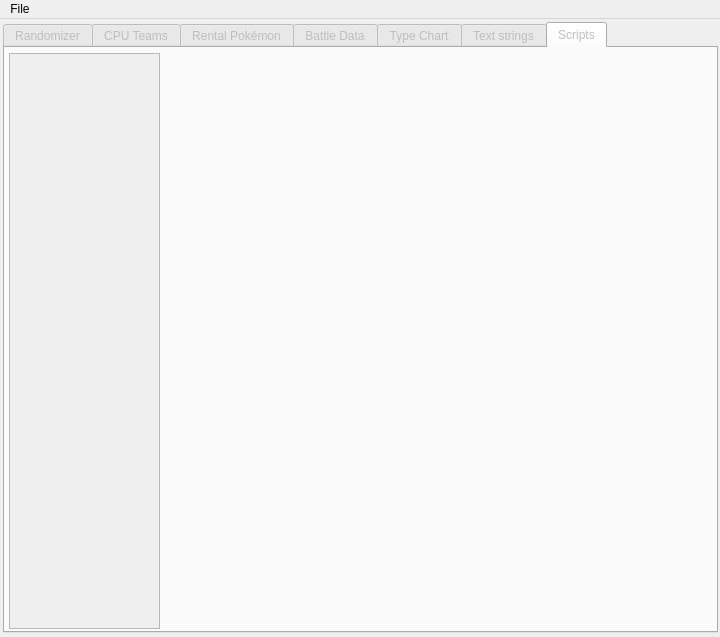
Before: the Qt Designer form forms/mainwindow.ui in Guernouille/Stadium_Editor, drawn with Qt 5.
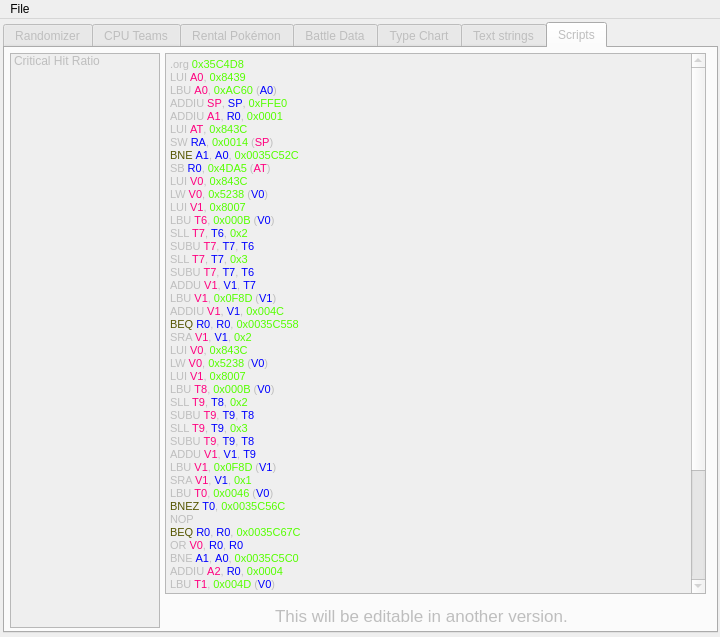
After: the same form once the commit is applied. The open tabs and pages were chosen to show the change.

The edit to the form file:
```diff
--- a/forms/mainwindow.ui
+++ b/forms/mainwindow.ui
@@ -12277,15 +12277,106 @@
      <attribute name="title">
       <string>Scripts</string>
      </attribute>
-     <widget class="QListView" name="listView_Scripts">
+     <widget class="QLabel" name="label_temp_message_3">
       <property name="geometry">
        <rect>
-        <x>4</x>
+        <x>270</x>
+        <y>560</y>
+        <width>300</width>
+        <height>16</height>
+       </rect>
+      </property>
+      <property name="font">
+       <font>
+        <pointsize>13</pointsize>
+       </font>
+      </property>
+      <property name="text">
+       <string>This will be editable in another version.</string>
+      </property>
+     </widget>
+     <widget class="QTextEdit" name="textEdit">
+      <property name="geometry">
+       <rect>
+        <x>160</x>
         <y>5</y>
-        <width>151</width>
-        <height>576</height>
+        <width>541</width>
+        <height>541</height>
        </rect>
       </property>
+      <property name="html">
+       <string>&lt;!DOCTYPE HTML PUBLIC &quot;-//W3C//DTD HTML 4.0//EN&quot; &quot;http://www.w3.org/TR/REC-html40/strict.dtd&quot;&gt;
+&lt;html&gt;&lt;head&gt;&lt;meta name=&quot;qrichtext&quot; content=&quot;1&quot; /&gt;&lt;style type=&quot;text/css&quot;&gt;
+p, li { white-space: pre-wrap; }
+&lt;/style&gt;&lt;/head&gt;&lt;body style=&quot; font-family:'MS Shell Dlg 2'; font-size:8.25pt; font-weight:400; font-style:normal;&quot;&gt;
+&lt;p style=&quot; margin-top:0px; margin-bottom:0px; margin-left:0px; margin-right:0px; -qt-block-indent:0; text-indent:0px;&quot;&gt;.org &lt;span style=&quot; color:#55ff00;&quot;&gt;0x35C4D8&lt;/span&gt;&lt;/p&gt;
+&lt;p style=&quot; margin-top:0px; margin-bottom:0px; margin-left:0px; margin-right:0px; -qt-block-indent:0; text-indent:0px;&quot;&gt;LUI &lt;span style=&quot; color:#ff007f;&quot;&gt;A0&lt;/span&gt;, &lt;span style=&quot; color:#55ff00;&quot;&gt;0x8439&lt;/span&gt;&lt;/p&gt;
+&lt;p style=&quot; margin-top:0px; margin-bottom:0px; margin-left:0px; margin-right:0px; -qt-block-indent:0; text-indent:0px;&quot;&gt;LBU &lt;span style=&quot; color:#ff007f;&quot;&gt;A0&lt;/span&gt;, &lt;span style=&quot; color:#55ff00;&quot;&gt;0xAC60&lt;/span&gt; (&lt;span style=&quot; color:#0000ff;&quot;&gt;A0&lt;/span&gt;)&lt;/p&gt;
+&lt;p style=&quot; margin-top:0px; margin-bottom:0px; margin-left:0px; margin-right:0px; -qt-block-indent:0; text-indent:0px;&quot;&gt;ADDIU &lt;span style=&quot; color:#ff007f;&quot;&gt;SP&lt;/span&gt;, &lt;span style=&quot; color:#0000ff;&quot;&gt;SP&lt;/span&gt;, &lt;span style=&quot; color:#55ff00;&quot;&gt;0xFFE0&lt;/span&gt;&lt;/p&gt;
+&lt;p style=&quot; margin-top:0px; margin-bottom:0px; margin-left:0px; margin-right:0px; -qt-block-indent:0; text-indent:0px;&quot;&gt;ADDIU &lt;span style=&quot; color:#ff007f;&quot;&gt;A1&lt;/span&gt;, &lt;span style=&quot; color:#0000ff;&quot;&gt;R0&lt;/span&gt;, &lt;span style=&quot; color:#55ff00;&quot;&gt;0x0001&lt;/span&gt;&lt;/p&gt;
+&lt;p style=&quot; margin-top:0px; margin-bottom:0px; margin-left:0px; margin-right:0px; -qt-block-indent:0; text-indent:0px;&quot;&gt;LUI &lt;span style=&quot; color:#ff007f;&quot;&gt;AT&lt;/span&gt;, &lt;span style=&quot; color:#55ff00;&quot;&gt;0x843C&lt;/span&gt;&lt;/p&gt;
+&lt;p style=&quot; margin-top:0px; margin-bottom:0px; margin-left:0px; margin-right:0px; -qt-block-indent:0; text-indent:0px;&quot;&gt;SW &lt;span style=&quot; color:#0000ff;&quot;&gt;RA&lt;/span&gt;, &lt;span style=&quot; color:#55ff00;&quot;&gt;0x0014&lt;/span&gt; (&lt;span style=&quot; color:#ff007f;&quot;&gt;SP&lt;/span&gt;)&lt;/p&gt;
+&lt;p style=&quot; margin-top:0px; margin-bottom:0px; margin-left:0px; margin-right:0px; -qt-block-indent:0; text-indent:0px;&quot;&gt;&lt;span style=&quot; color:#555500;&quot;&gt;BNE&lt;/span&gt; &lt;span style=&quot; color:#0000ff;&quot;&gt;A1&lt;/span&gt;, &lt;span style=&quot; color:#0000ff;&quot;&gt;A0&lt;/span&gt;, &lt;span style=&quot; color:#55ff00;&quot;&gt;0x0035C52C&lt;/span&gt;&lt;/p&gt;
+&lt;p style=&quot; margin-top:0px; margin-bottom:0px; margin-left:0px; margin-right:0px; -qt-block-indent:0; text-indent:0px;&quot;&gt;SB &lt;span style=&quot; color:#0000ff;&quot;&gt;R0&lt;/span&gt;, &lt;span style=&quot; color:#55ff00;&quot;&gt;0x4DA5&lt;/span&gt; (&lt;span style=&quot; color:#ff007f;&quot;&gt;AT&lt;/span&gt;)&lt;/p&gt;
+&lt;p style=&quot; margin-top:0px; margin-bottom:0px; margin-left:0px; margin-right:0px; -qt-block-indent:0; text-indent:0px;&quot;&gt;LUI &lt;span style=&quot; color:#ff007f;&quot;&gt;V0&lt;/span&gt;, &lt;span style=&quot; color:#55ff00;&quot;&gt;0x843C&lt;/span&gt;&lt;/p&gt;
+&lt;p style=&quot; margin-top:0px; margin-bottom:0px; margin-left:0px; margin-right:0px; -qt-block-indent:0; text-indent:0px;&quot;&gt;LW &lt;span style=&quot; color:#ff007f;&quot;&gt;V0&lt;/span&gt;, &lt;span style=&quot; color:#55ff00;&quot;&gt;0x5238&lt;/span&gt; (&lt;span style=&quot; color:#0000ff;&quot;&gt;V0&lt;/span&gt;)&lt;/p&gt;
+&lt;p style=&quot; margin-top:0px; margin-bottom:0px; margin-left:0px; margin-right:0px; -qt-block-indent:0; text-indent:0px;&quot;&gt;LUI &lt;span style=&quot; color:#ff007f;&quot;&gt;V1&lt;/span&gt;, &lt;span style=&quot; color:#55ff00;&quot;&gt;0x8007&lt;/span&gt;&lt;/p&gt;
+&lt;p style=&quot; margin-top:0px; margin-bottom:0px; margin-left:0px; margin-right:0px; -qt-block-indent:0; text-indent:0px;&quot;&gt;LBU &lt;span style=&quot; color:#ff007f;&quot;&gt;T6&lt;/span&gt;, &lt;span style=&quot; color:#55ff00;&quot;&gt;0x000B&lt;/span&gt; (&lt;span style=&quot; color:#0000ff;&quot;&gt;V0&lt;/span&gt;)&lt;/p&gt;
+&lt;p style=&quot; margin-top:0px; margin-bottom:0px; margin-left:0px; margin-right:0px; -qt-block-indent:0; text-indent:0px;&quot;&gt;SLL &lt;span style=&quot; color:#ff007f;&quot;&gt;T7&lt;/span&gt;, &lt;span style=&quot; color:#0000ff;&quot;&gt;T6&lt;/span&gt;, &lt;span style=&quot; color:#55ff00;&quot;&gt;0x2&lt;/span&gt;&lt;/p&gt;
+&lt;p style=&quot; margin-top:0px; margin-bottom:0px; margin-left:0px; margin-right:0px; -qt-block-indent:0; text-indent:0px;&quot;&gt;SUBU &lt;span style=&quot; color:#ff007f;&quot;&gt;T7&lt;/span&gt;, &lt;span style=&quot; color:#0000ff;&quot;&gt;T7&lt;/span&gt;, &lt;span style=&quot; color:#0000ff;&quot;&gt;T6&lt;/span&gt;&lt;/p&gt;
+&lt;p style=&quot; margin-top:0px; margin-bottom:0px; margin-left:0px; margin-right:0px; -qt-block-indent:0; text-indent:0px;&quot;&gt;SLL &lt;span style=&quot; color:#ff007f;&quot;&gt;T7&lt;/span&gt;, &lt;span style=&quot; color:#0000ff;&quot;&gt;T7&lt;/span&gt;, &lt;span style=&quot; color:#55ff00;&quot;&gt;0x3&lt;/span&gt;&lt;/p&gt;
+&lt;p style=&quot; margin-top:0px; margin-bottom:0px; margin-left:0px; margin-right:0px; -qt-block-indent:0; text-indent:0px;&quot;&gt;SUBU &lt;span style=&quot; color:#ff007f;&quot;&gt;T7&lt;/span&gt;, &lt;span style=&quot; color:#0000ff;&quot;&gt;T7&lt;/span&gt;, &lt;span style=&quot; color:#0000ff;&quot;&gt;T6&lt;/span&gt;&lt;/p&gt;
+&lt;p style=&quot; margin-top:0px; margin-bottom:0px; margin-left:0px; margin-right:0px; -qt-block-indent:0; text-indent:0px;&quot;&gt;ADDU &lt;span style=&quot; color:#ff007f;&quot;&gt;V1&lt;/span&gt;, &lt;span style=&quot; color:#0000ff;&quot;&gt;V1&lt;/span&gt;, &lt;span style=&quot; color:#0000ff;&quot;&gt;T7&lt;/span&gt;&lt;/p&gt;
+&lt;p style=&quot; margin-top:0px; margin-bottom:0px; margin-left:0px; margin-right:0px; -qt-block-indent:0; text-indent:0px;&quot;&gt;LBU &lt;span style=&quot; color:#ff007f;&quot;&gt;V1&lt;/span&gt;, &lt;span style=&quot; color:#55ff00;&quot;&gt;0x0F8D&lt;/span&gt; (&lt;span style=&quot; color:#0000ff;&quot;&gt;V1&lt;/span&gt;)&lt;/p&gt;
+&lt;p style=&quot; margin-top:0px; margin-bottom:0px; margin-left:0px; margin-right:0px; -qt-block-indent:0; text-indent:0px;&quot;&gt;ADDIU &lt;span style=&quot; color:#ff007f;&quot;&gt;V1&lt;/span&gt;, &lt;span style=&quot; color:#0000ff;&quot;&gt;V1&lt;/span&gt;, &lt;span style=&quot; color:#55ff00;&quot;&gt;0x004C&lt;/span&gt;&lt;/p&gt;
+&lt;p style=&quot; margin-top:0px; margin-bottom:0px; margin-left:0px; margin-right:0px; -qt-block-indent:0; text-indent:0px;&quot;&gt;&lt;span style=&quot; color:#555500;&quot;&gt;BEQ&lt;/span&gt; &lt;span style=&quot; color:#0000ff;&quot;&gt;R0&lt;/span&gt;, &lt;span style=&quot; color:#0000ff;&quot;&gt;R0&lt;/span&gt;, &lt;span style=&quot; color:#55ff00;&quot;&gt;0x0035C558&lt;/span&gt;&lt;/p&gt;
+&lt;p style=&quot; margin-top:0px; margin-bottom:0px; margin-left:0px; margin-right:0px; -qt-block-indent:0; text-indent:0px;&quot;&gt;SRA &lt;span style=&quot; color:#ff007f;&quot;&gt;V1&lt;/span&gt;, &lt;span style=&quot; color:#0000ff;&quot;&gt;V1&lt;/span&gt;, &lt;span style=&quot; color:#55ff00;&quot;&gt;0x2&lt;/span&gt;&lt;/p&gt;
+&lt;p style=&quot; margin-top:0px; margin-bottom:0px; margin-left:0px; margin-right:0px; -qt-block-indent:0; text-indent:0px;&quot;&gt;LUI &lt;span style=&quot; color:#ff007f;&quot;&gt;V0&lt;/span&gt;, &lt;span style=&quot; color:#55ff00;&quot;&gt;0x843C&lt;/span&gt;&lt;/p&gt;
+&lt;p style=&quot; margin-top:0px; margin-bottom:0px; margin-left:0px; margin-right:0px; -qt-block-indent:0; text-indent:0px;&quot;&gt;LW &lt;span style=&quot; color:#ff007f;&quot;&gt;V0&lt;/span&gt;, &lt;span style=&quot; color:#55ff00;&quot;&gt;0x5238&lt;/span&gt; (&lt;span style=&quot; color:#0000ff;&quot;&gt;V0&lt;/span&gt;)&lt;/p&gt;
+&lt;p style=&quot; margin-top:0px; margin-bottom:0px; margin-left:0px; margin-right:0px; -qt-block-indent:0; text-indent:0px;&quot;&gt;LUI &lt;span style=&quot; color:#ff007f;&quot;&gt;V1&lt;/span&gt;, &lt;span style=&quot; color:#55ff00;&quot;&gt;0x8007&lt;/span&gt;&lt;/p&gt;
+&lt;p style=&quot; margin-top:0px; margin-bottom:0px; margin-left:0px; margin-right:0px; -qt-block-indent:0; text-indent:0px;&quot;&gt;LBU &lt;span style=&quot; color:#ff007f;&quot;&gt;T8&lt;/span&gt;, &lt;span style=&quot; color:#55ff00;&quot;&gt;0x000B&lt;/span&gt; (&lt;span style=&quot; color:#0000ff;&quot;&gt;V0&lt;/span&gt;)&lt;/p&gt;
+&lt;p style=&quot; margin-top:0px; margin-bottom:0px; margin-left:0px; margin-right:0px; -qt-block-indent:0; text-indent:0px;&quot;&gt;SLL &lt;span style=&quot; color:#ff007f;&quot;&gt;T9&lt;/span&gt;, &lt;span style=&quot; color:#0000ff;&quot;&gt;T8&lt;/span&gt;, &lt;span style=&quot; color:#55ff00;&quot;&gt;0x2&lt;/span&gt;&lt;/p&gt;
+&lt;p style=&quot; margin-top:0px; margin-bottom:0px; margin-left:0px; margin-right:0px; -qt-block-indent:0; text-indent:0px;&quot;&gt;SUBU &lt;span style=&quot; color:#ff007f;&quot;&gt;T9&lt;/span&gt;, &lt;span style=&quot; color:#0000ff;&quot;&gt;T9&lt;/span&gt;, &lt;span style=&quot; color:#0000ff;&quot;&gt;T8&lt;/span&gt;&lt;/p&gt;
+&lt;p style=&quot; margin-top:0px; margin-bottom:0px; margin-left:0px; margin-right:0px; -qt-block-indent:0; text-indent:0px;&quot;&gt;SLL &lt;span style=&quot; color:#ff007f;&quot;&gt;T9&lt;/span&gt;, &lt;span style=&quot; color:#0000ff;&quot;&gt;T9&lt;/span&gt;, &lt;span style=&quot; color:#55ff00;&quot;&gt;0x3&lt;/span&gt;&lt;/p&gt;
+&lt;p style=&quot; margin-top:0px; margin-bottom:0px; margin-left:0px; margin-right:0px; -qt-block-indent:0; text-indent:0px;&quot;&gt;SUBU &lt;span style=&quot; color:#ff007f;&quot;&gt;T9&lt;/span&gt;, &lt;span style=&quot; color:#0000ff;&quot;&gt;T9&lt;/span&gt;, &lt;span style=&quot; color:#0000ff;&quot;&gt;T8&lt;/span&gt;&lt;/p&gt;
+&lt;p style=&quot; margin-top:0px; margin-bottom:0px; margin-left:0px; margin-right:0px; -qt-block-indent:0; text-indent:0px;&quot;&gt;ADDU &lt;span style=&quot; color:#ff007f;&quot;&gt;V1&lt;/span&gt;, &lt;span style=&quot; color:#0000ff;&quot;&gt;V1&lt;/span&gt;, &lt;span style=&quot; color:#0000ff;&quot;&gt;T9&lt;/span&gt;&lt;/p&gt;
+&lt;p style=&quot; margin-top:0px; margin-bottom:0px; margin-left:0px; margin-right:0px; -qt-block-indent:0; text-indent:0px;&quot;&gt;LBU &lt;span style=&quot; color:#ff007f;&quot;&gt;V1&lt;/span&gt;, &lt;span style=&quot; color:#55ff00;&quot;&gt;0x0F8D&lt;/span&gt; (&lt;span style=&quot; color:#0000ff;&quot;&gt;V1&lt;/span&gt;)&lt;/p&gt;
+&lt;p style=&quot; margin-top:0px; margin-bottom:0px; margin-left:0px; margin-right:0px; -qt-block-indent:0; text-indent:0px;&quot;&gt;SRA &lt;span style=&quot; color:#ff007f;&quot;&gt;V1&lt;/span&gt;, &lt;span style=&quot; color:#0000ff;&quot;&gt;V1&lt;/span&gt;, &lt;span style=&quot; color:#55ff00;&quot;&gt;0x1&lt;/span&gt;&lt;/p&gt;
+&lt;p style=&quot; margin-top:0px; margin-bottom:0px; margin-left:0px; margin-right:0px; -qt-block-indent:0; text-indent:0px;&quot;&gt;LBU &lt;span style=&quot; color:#ff007f;&quot;&gt;T0&lt;/span&gt;, &lt;span style=&quot; color:#55ff00;&quot;&gt;0x0046&lt;/span&gt; (&lt;span style=&quot; color:#0000ff;&quot;&gt;V0&lt;/span&gt;)&lt;/p&gt;
+&lt;p style=&quot; margin-top:0px; margin-bottom:0px; margin-left:0px; margin-right:0px; -qt-block-indent:0; text-indent:0px;&quot;&gt;&lt;span style=&quot; color:#555500;&quot;&gt;BNEZ&lt;/span&gt; &lt;span style=&quot; color:#0000ff;&quot;&gt;T0&lt;/span&gt;, &lt;span style=&quot; color:#55ff00;&quot;&gt;0x0035C56C&lt;/span&gt;&lt;/p&gt;
+&lt;p style=&quot; margin-top:0px; margin-bottom:0px; margin-left:0px; margin-right:0px; -qt-block-indent:0; text-indent:0px;&quot;&gt;NOP&lt;/p&gt;
+&lt;p style=&quot; margin-top:0px; margin-bottom:0px; margin-left:0px; margin-right:0px; -qt-block-indent:0; text-indent:0px;&quot;&gt;&lt;span style=&quot; color:#555500;&quot;&gt;BEQ&lt;/span&gt; &lt;span style=&quot; color:#0000ff;&quot;&gt;R0&lt;/span&gt;, &lt;span style=&quot; color:#0000ff;&quot;&gt;R0&lt;/span&gt;, &lt;span style=&quot; color:#55ff00;&quot;&gt;0x0035C67C&lt;/span&gt;&lt;/p&gt;
+&lt;p style=&quot; margin-top:0px; margin-bottom:0px; margin-left:0px; margin-right:0px; -qt-block-indent:0; text-indent:0px;&quot;&gt;OR &lt;span style=&quot; color:#ff007f;&quot;&gt;V0&lt;/span&gt;, &lt;span style=&quot; color:#0000ff;&quot;&gt;R0&lt;/span&gt;, &lt;span style=&quot; color:#0000ff;&quot;&gt;R0&lt;/span&gt;&lt;/p&gt;
+&lt;p style=&quot; margin-top:0px; margin-bottom:0px; margin-left:0px; margin-right:0px; -qt-block-indent:0; text-indent:0px;&quot;&gt;BNE &lt;span style=&quot; color:#0000ff;&quot;&gt;A1&lt;/span&gt;, &lt;span style=&quot; color:#0000ff;&quot;&gt;A0&lt;/span&gt;, &lt;span style=&quot; color:#55ff00;&quot;&gt;0x0035C5C0&lt;/span&gt;&lt;/p&gt;
+&lt;p style=&quot; margin-top:0px; margin-bottom:0px; margin-left:0px; margin-right:0px; -qt-block-indent:0; text-indent:0px;&quot;&gt;ADDIU &lt;span style=&quot; color:#ff007f;&quot;&gt;A2&lt;/span&gt;, &lt;span style=&quot; color:#0000ff;&quot;&gt;R0&lt;/span&gt;, &lt;span style=&quot; color:#55ff00;&quot;&gt;0x0004&lt;/span&gt;&lt;/p&gt;
+&lt;p style=&quot; margin-top:0px; margin-bottom:0px; margin-left:0px; margin-right:0px; -qt-block-indent:0; text-indent:0px;&quot;&gt;LBU &lt;span style=&quot; color:#ff007f;&quot;&gt;T1&lt;/span&gt;, &lt;span style=&quot; color:#55ff00;&quot;&gt;0x004D&lt;/span&gt; (&lt;span style=&quot; color:#0000ff;&quot;&gt;V0&lt;/span&gt;)&lt;/p&gt;
+&lt;p style=&quot; margin-top:0px; margin-bottom:0px; margin-left:0px; margin-right:0px; -qt-block-indent:0; text-indent:0px;&quot;&gt;LUI &lt;span style=&quot; color:#ff007f;&quot;&gt;A1&lt;/span&gt;, &lt;span style=&quot; color:#55ff00;&quot;&gt;0x8439&lt;/span&gt;&lt;/p&gt;
+&lt;p style=&quot; margin-top:0px; margin-bottom:0px; margin-left:0px; margin-right:0px; -qt-block-indent:0; text-indent:0px;&quot;&gt;ADDIU &lt;span style=&quot; color:#ff007f;&quot;&gt;A1&lt;/span&gt;, &lt;span style=&quot; color:#0000ff;&quot;&gt;A1&lt;/span&gt;, &lt;span style=&quot; color:#55ff00;&quot;&gt;0xAE4C&lt;/span&gt;&lt;/p&gt;
+&lt;p style=&quot; margin-top:0px; margin-bottom:0px; margin-left:0px; margin-right:0px; -qt-block-indent:0; text-indent:0px;&quot;&gt;ANDI &lt;span style=&quot; color:#ff007f;&quot;&gt;T2&lt;/span&gt;, &lt;span style=&quot; color:#0000ff;&quot;&gt;T1&lt;/span&gt;, &lt;span style=&quot; color:#55ff00;&quot;&gt;0x0004&lt;/span&gt;&lt;/p&gt;
+&lt;p style=&quot; margin-top:0px; margin-bottom:0px; margin-left:0px; margin-right:0px; -qt-block-indent:0; text-indent:0px;&quot;&gt;&lt;span style=&quot; color:#555500;&quot;&gt;BEQ&lt;/span&gt; &lt;span style=&quot; color:#0000ff;&quot;&gt;T2&lt;/span&gt;, &lt;span style=&quot; color:#0000ff;&quot;&gt;R0&lt;/span&gt;, &lt;span style=&quot; color:#55ff00;&quot;&gt;0x0035C598&lt;/span&gt;&lt;/p&gt;
+&lt;p style=&quot; margin-top:0px; margin-bottom:0px; margin-left:0px; margin-right:0px; -qt-block-indent:0; text-indent:0px;&quot;&gt;ADDIU &lt;span style=&quot; color:#ff007f;&quot;&gt;A2&lt;/span&gt;, &lt;span style=&quot; color:#0000ff;&quot;&gt;R0&lt;/span&gt;, &lt;span style=&quot; color:#55ff00;&quot;&gt;0x0004&lt;/span&gt;&lt;/p&gt;
+&lt;p style=&quot; margin-top:0px; margin-bottom:0px; margin-left:0px; margin-right:0px; -qt-block-indent:0; text-indent:0px;&quot;&gt;SLL &lt;span style=&quot; color:#ff007f;&quot;&gt;V1&lt;/span&gt;, &lt;span style=&quot; color:#0000ff;&quot;&gt;V1&lt;/span&gt;, &lt;span style=&quot; color:#55ff00;&quot;&gt;0x2&lt;/span&gt;&lt;/p&gt;
+&lt;p style=&quot; margin-top:0px; margin-bottom:0px; margin-left:0px; margin-right:0px; -qt-block-indent:0; text-indent:0px;&quot;&gt;&lt;span style=&quot; color:#555500;&quot;&gt;BEQ&lt;/span&gt; &lt;span style=&quot; color:#0000ff;&quot;&gt;R0&lt;/span&gt;, &lt;span style=&quot; color:#0000ff;&quot;&gt;R0&lt;/span&gt;, &lt;span style=&quot; color:#55ff00;&quot;&gt;0x0035C59C&lt;/span&gt;&lt;/p&gt;
+&lt;p style=&quot; margin-top:0px; margin-bottom:0px; margin-left:0px; margin-right:0px; -qt-block-indent:0; text-indent:0px;&quot;&gt;ADDIU &lt;span style=&quot; color:#ff007f;&quot;&gt;V1&lt;/span&gt;, &lt;span style=&quot; color:#0000ff;&quot;&gt;V1&lt;/span&gt;, &lt;span style=&quot; color:#55ff00;&quot;&gt;0x00A0&lt;/span&gt;&lt;/p&gt;
+&lt;p style=&quot; margin-top:0px; margin-bottom:0px; margin-left:0px; margin-right:0px; -qt-block-indent:0; text-indent:0px;&quot;&gt;SLL &lt;span style=&quot; color:#ff007f;&quot;&gt;V1&lt;/span&gt;, &lt;span style=&quot; color:#0000ff;&quot;&gt;V1&lt;/span&gt;, &lt;span style=&quot; color:#55ff00;&quot;&gt;0x1&lt;/span&gt;&lt;/p&gt;
+&lt;p style=&quot; margin-top:0px; margin-bottom:0px; margin-left:0px; margin-right:0px; -qt-block-indent:0; text-indent:0px;&quot;&gt;LBU &lt;span style=&quot; color:#ff007f;&quot;&gt;A0&lt;/span&gt;, &lt;span style=&quot; color:#55ff00;&quot;&gt;0x0044&lt;/span&gt; (&lt;span style=&quot; color:#0000ff;&quot;&gt;V0&lt;/span&gt;)&lt;/p&gt;
+&lt;p style=&quot; margin-top:0px; margin-bottom:0px; margin-left:0px; margin-right:0px; -qt-block-indent:0; text-indent:0px;&quot;&gt;&lt;span style=&quot; color:#555500;&quot;&gt;JAL&lt;/span&gt; &lt;span style=&quot; color:#55ff00;&quot;&gt;0x0436FD54&lt;/span&gt;&lt;/p&gt;&lt;/body&gt;&lt;/html&gt;</string>
+      </property>
+     </widget>
+     <widget class="QListWidget" name="listWidget_Scripts">
+      <property name="geometry">
+       <rect>
+        <x>5</x>
+        <y>5</y>
+        <width>150</width>
+        <height>575</height>
+       </rect>
+      </property>
+      <item>
+       <property name="text">
+        <string>Critical Hit Ratio</string>
+       </property>
+      </item>
      </widget>
     </widget>
    </widget>
```
Left out of the diff: 420 changed lines with no effect on the pictures.
